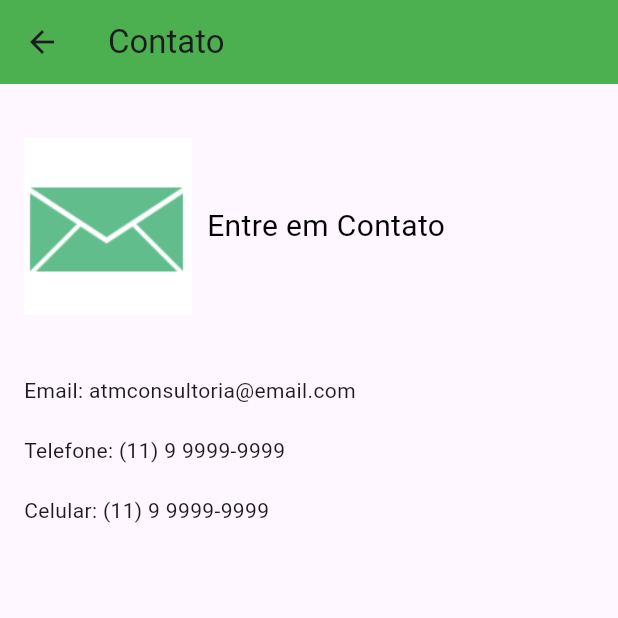
After one commit to DoRenato/atm_consultoria, a Flutter app: the TelaContato screen opened directly, on a phone screen of 412 x 824 dp, the top half of it. The commit adds this screen. Run offline on Flutter 3.47's test engine with Material 3 defaults, Android fonts, the phone set to English and light mode, and no system bars.

Commit message:
Create TelaContato.dart

```diff
--- /dev/null
+++ b/lib/TelaContato.dart
@@ -0,0 +1,62 @@
+import 'package:flutter/material.dart';
+
+class TelaContato extends StatefulWidget {
+  const TelaContato({super.key});
+
+  @override
+  State<TelaContato> createState() => _TelaContatoState();
+}
+
+class _TelaContatoState extends State<TelaContato> {
+  @override
+  Widget build(BuildContext context) {
+    return Scaffold(
+        appBar: AppBar(
+          title: Text("Contato"),
+          backgroundColor: Colors.green,
+        ),
+        body: SingleChildScrollView(
+            child: Container(
+                padding: EdgeInsets.all(16),
+                child: Column(
+                  crossAxisAlignment: CrossAxisAlignment.start,
+                  children: [
+                    Padding(
+                        padding: EdgeInsets.only(top:20, bottom: 20),
+                        child: Row(
+                          children: [
+                            Image.asset('images/detalhe_contato.png'),
+                            Padding(
+                              padding: EdgeInsets.only(left: 10),
+                              child: Text(
+                                "Entre em Contato",
+                                style: TextStyle(
+                                    fontSize: 20,
+                                    color: Colors.black
+                                ),
+                              ),
+                            )
+                          ],
+                        )
+                    ),
+                    Padding(
+                      padding: EdgeInsets.only(top: 20),
+                      child: Text(
+                        "Email: atmconsultoria@email.com"
+                      )
+                    ),
+                    Padding(
+                        padding: EdgeInsets.only(top: 20),
+                        child: Text("Telefone: (11) 9 9999-9999")
+                    ),
+                    Padding(
+                        padding: EdgeInsets.only(top: 20),
+                        child: Text("Celular: (11) 9 9999-9999")
+                    )
+                  ],
+                )
+            )
+        )
+    );
+  }
+}
--- a/lib/main.dart
+++ b/lib/main.dart
@@ -54,7 +54,7 @@ class _PaginaPrincipalState extends State<PaginaPrincipal> {
     return Scaffold(
       appBar: AppBar(
         title: Text("ATM Consultoria"),
-        backgroundColor: Colors.green,
+        backgroundColor: Colors.blue,
       ),
       body: SingleChildScrollView(
         child: Container(
```
Also changed, not shown: lib/contato.dart (deleted), lib/servicos.dart (deleted), lib/sobre.dart (deleted).
